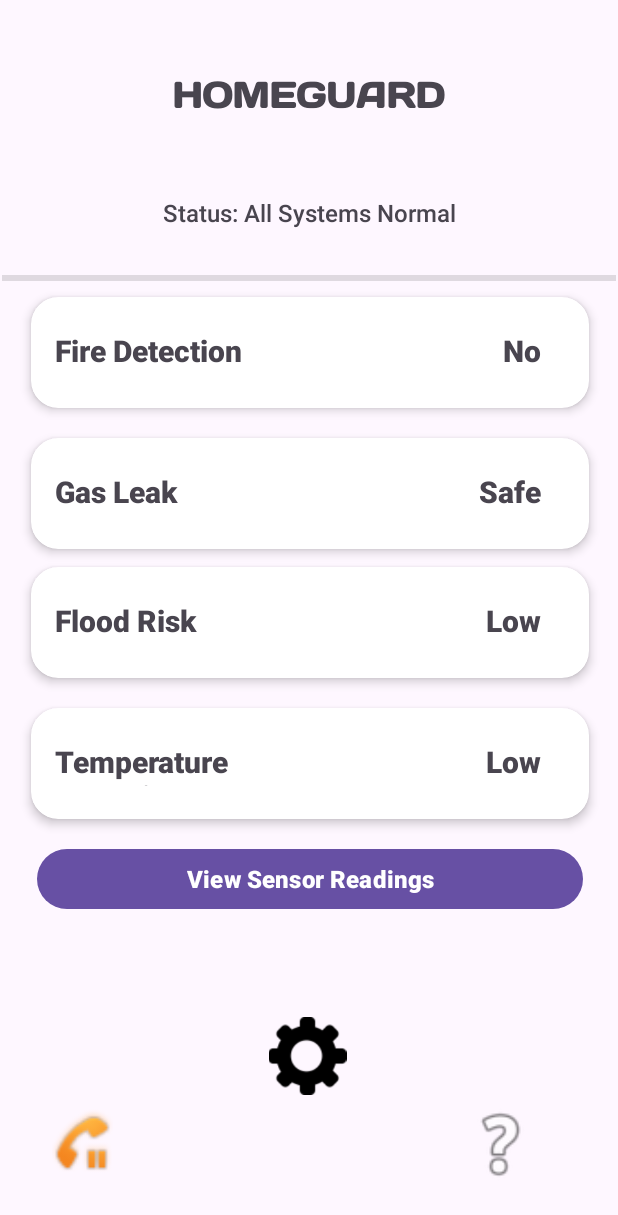
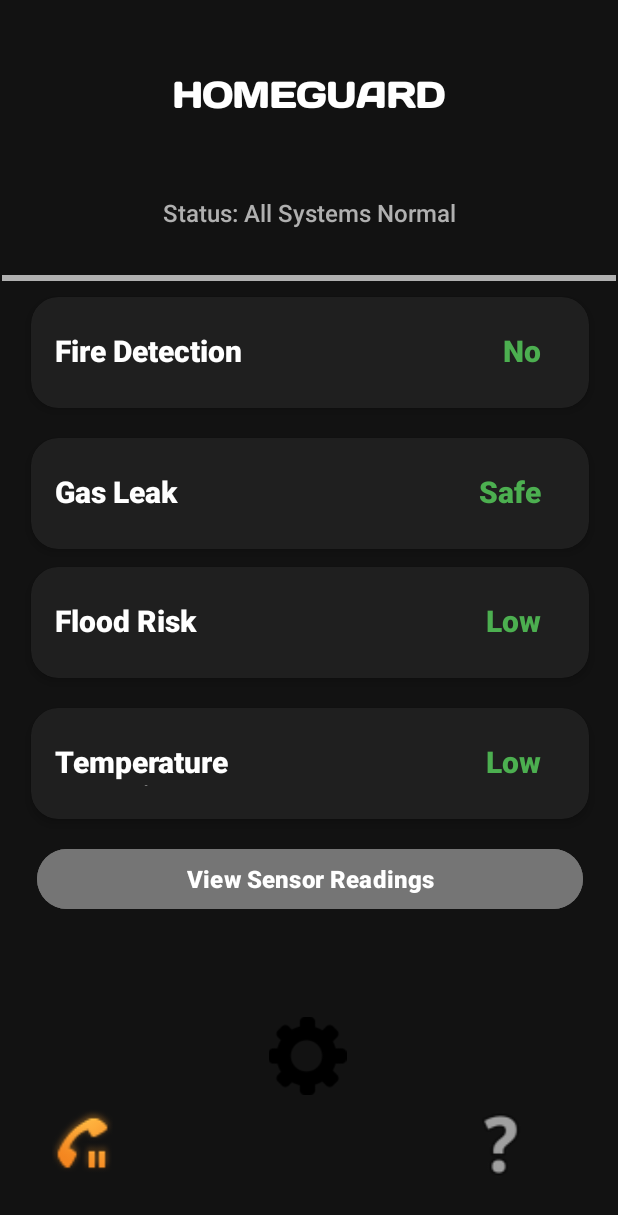
Before and after one commit to AntoOfo/HomeGuard, an Android app: the screen it shows after launch (MainActivity), on a phone screen of 412 x 824 dp. Shown: the top 1215 px of the screen. Run offline under Robolectric (Android 15) with nearby library versions, the light colour scheme and no system bars; our stand-ins replace Firebase (no records; nobody signed in at launch, a user with empty details on screens opened directly).

Commit message:
Changed UI to black, white and grey with changes to statuses and colour

```diff
--- a/app/src/main/res/layout/activity_main.xml
+++ b/app/src/main/res/layout/activity_main.xml
@@ -5,6 +5,7 @@
     android:id="@+id/main"
     android:layout_width="match_parent"
     android:layout_height="match_parent"
+    android:background="#121212"
     tools:context=".MainActivity">
 
     <TextView
@@ -14,6 +15,7 @@
         android:layout_marginTop="48dp"
         android:fontFamily="@font/days_one"
         android:text="HOMEGUARD"
+        android:textColor="#FFFFFF"
         android:textSize="24sp"
         android:textStyle="bold"
         app:layout_constraintEnd_toEndOf="parent"
@@ -28,6 +30,7 @@
         android:layout_marginTop="52dp"
         android:fontFamily="sans-serif-medium"
         android:text="Status: All Systems Normal"
+        android:textColor="#B0B0B0"
         android:textSize="16sp"
         app:layout_constraintEnd_toEndOf="parent"
         app:layout_constraintStart_toStartOf="parent"
@@ -38,8 +41,7 @@
         android:layout_width="409dp"
         android:layout_height="1dp"
         android:layout_marginTop="32dp"
-        android:background="?android:attr/listDivider"
-        android:backgroundTint="#000000"
+        android:background="#B0B0B0"
         android:scaleY="3"
         app:layout_constraintEnd_toEndOf="parent"
         app:layout_constraintStart_toStartOf="parent"
@@ -50,6 +52,7 @@
         android:layout_width="372dp"
         android:layout_height="74dp"
         android:layout_marginTop="20dp"
+        app:cardBackgroundColor="#1F1F1F"
         app:cardCornerRadius="18dp"
         app:cardElevation="4dp"
         app:layout_constraintEnd_toEndOf="parent"
@@ -69,6 +72,7 @@
                 android:layout_marginStart="16dp"
                 android:fontFamily="sans-serif-black"
                 android:text="Gas Leak"
+                android:textColor="#FFFFFF"
                 android:textSize="20sp"
                 app:layout_constraintBottom_toBottomOf="parent"
                 app:layout_constraintStart_toStartOf="parent"
@@ -81,6 +85,7 @@
                 android:layout_marginEnd="32dp"
                 android:fontFamily="sans-serif-black"
                 android:text="Safe"
+                android:textColor="#4CAF50"
                 android:textSize="20sp"
                 app:layout_constraintBottom_toBottomOf="parent"
                 app:layout_constraintEnd_toEndOf="parent"
@@ -94,6 +99,7 @@
         android:layout_width="372dp"
         android:layout_height="74dp"
         android:layout_marginTop="12dp"
+        app:cardBackgroundColor="#1F1F1F"
         app:cardCornerRadius="18dp"
         app:cardElevation="4dp"
         app:layout_constraintEnd_toEndOf="parent"
@@ -113,6 +119,7 @@
                 android:layout_marginStart="16dp"
                 android:fontFamily="sans-serif-black"
                 android:text="Flood Risk"
+                android:textColor="#FFFFFF"
                 android:textSize="20sp"
                 app:layout_constraintBottom_toBottomOf="parent"
                 app:layout_constraintStart_toStartOf="parent"
@@ -124,7 +131,8 @@
                 android:layout_height="wrap_content"
                 android:layout_marginEnd="32dp"
                 android:fontFamily="sans-serif-black"
-                android:text="Low"
+                android:text="Safe"
+                android:textColor="#4CAF50"
                 android:textSize="20sp"
                 app:layout_constraintBottom_toBottomOf="parent"
                 app:layout_constraintEnd_toEndOf="parent"
@@ -138,6 +146,7 @@
         android:layout_width="372dp"
         android:layout_height="74dp"
         android:layout_marginTop="20dp"
+        app:cardBackgroundColor="#1F1F1F"
         app:cardCornerRadius="18dp"
         app:cardElevation="4dp"
         app:layout_constraintEnd_toEndOf="parent"
@@ -159,6 +168,7 @@
                 android:layout_marginStart="16dp"
                 android:fontFamily="sans-serif-black"
                 android:text="Temperature Detection"
+                android:textColor="#FFFFFF"
                 android:textSize="20sp"
                 app:layout_constraintBottom_toBottomOf="parent"
                 app:layout_constraintStart_toStartOf="parent"
@@ -170,7 +180,8 @@
                 android:layout_height="wrap_content"
                 android:layout_marginEnd="32dp"
                 android:fontFamily="sans-serif-black"
-                android:text="Normal"
+                android:text="Safe"
+                android:textColor="#4CAF50"
                 android:textSize="20sp"
                 app:layout_constraintBottom_toBottomOf="parent"
                 app:layout_constraintEnd_toEndOf="parent"
@@ -186,6 +197,8 @@
         android:layout_marginTop="16dp"
         android:fontFamily="sans-serif-black"
         android:text="View Sensor Readings"
+        android:backgroundTint="#757575"
+        android:textColor="#FFFFFF"
         android:textSize="16sp"
         app:layout_constraintEnd_toEndOf="parent"
         app:layout_constraintHorizontal_bias="0.51"
@@ -197,6 +210,7 @@
         android:layout_width="372dp"
         android:layout_height="74dp"
         android:layout_marginTop="12dp"
+        app:cardBackgroundColor="#1F1F1F"
         app:cardCornerRadius="18dp"
         app:cardElevation="4dp"
         app:layout_constraintEnd_toEndOf="parent"
@@ -216,6 +230,7 @@
                 android:layout_marginStart="16dp"
                 android:fontFamily="sans-serif-black"
                 android:text="Fire Detection"
+                android:textColor="#FFFFFF"
                 android:textSize="20sp"
                 app:layout_constraintBottom_toBottomOf="parent"
                 app:layout_constraintStart_toStartOf="parent"
@@ -227,7 +242,8 @@
                 android:layout_height="wrap_content"
                 android:layout_marginEnd="32dp"
                 android:fontFamily="sans-serif-black"
-                android:text="No"
+                android:text="Safe"
+                android:textColor="#4CAF50"
                 android:textSize="20sp"
                 app:layout_constraintBottom_toBottomOf="parent"
                 app:layout_constraintEnd_toEndOf="parent"
```
